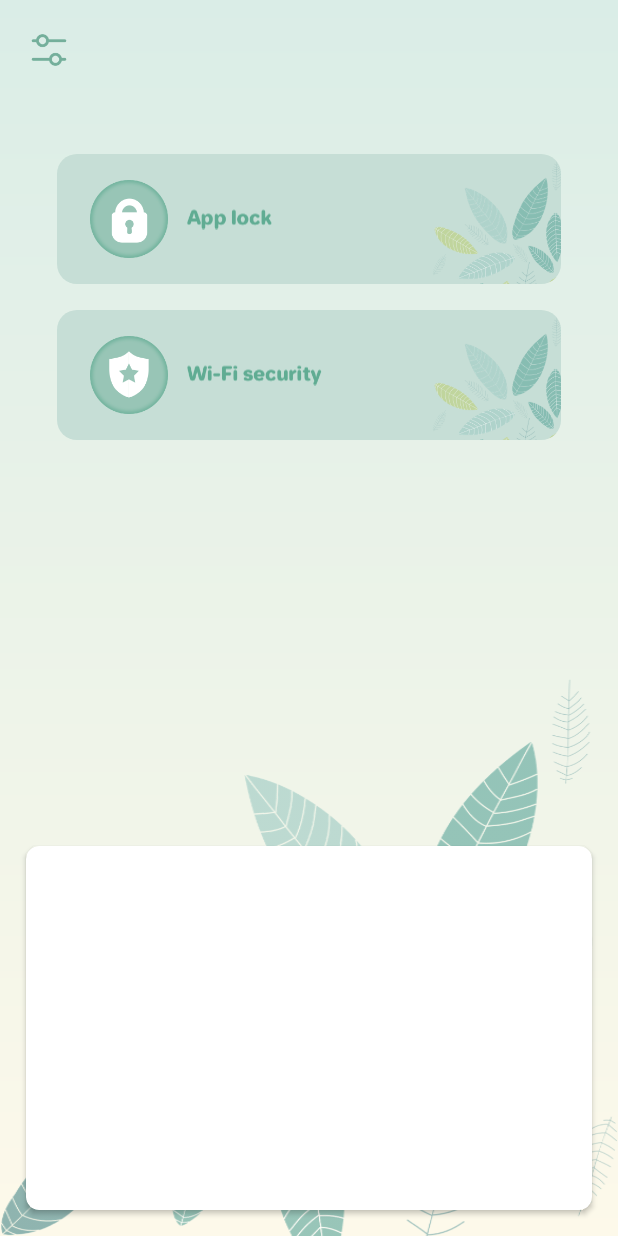
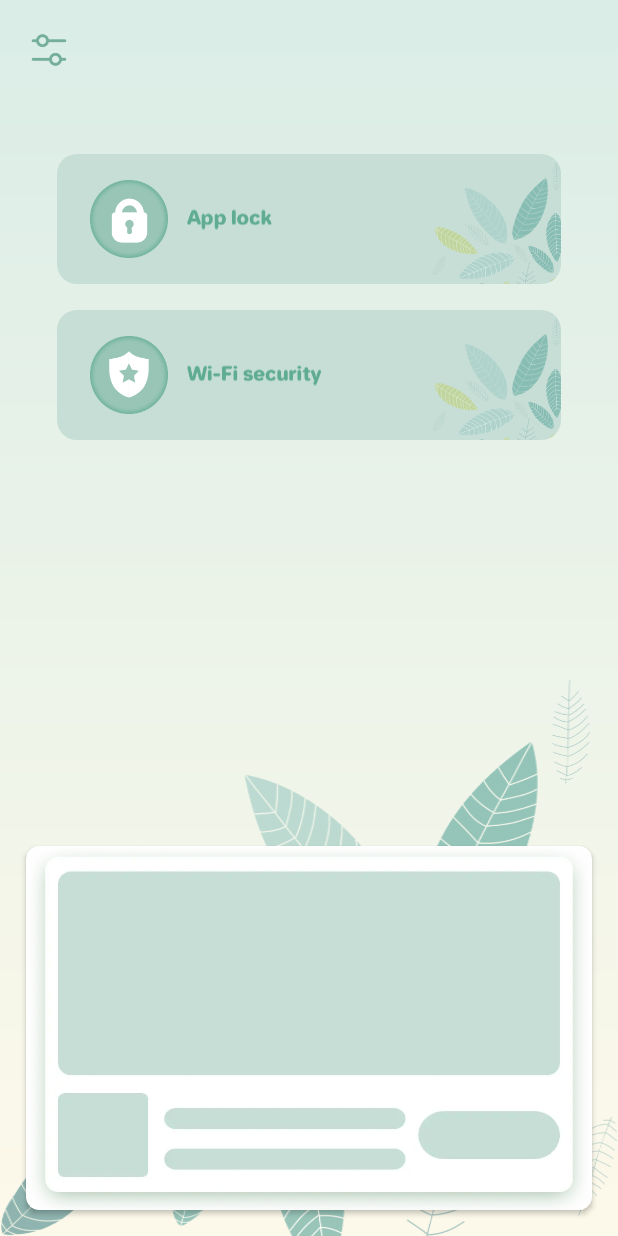
Before and after one commit to chengmengyi/GoingApplock, an Android app: the HomeAc screen opened directly, with no data from a screen before it, on a phone screen of 412 x 824 dp. Run offline under Robolectric (Android 15) with nearby library versions, the phone set to English and light mode, and no system bars; our stand-ins replace AdMob; libraries missing offline, so code that uses them is left out: com.gyf.immersionbar, com.tencent.mmkv; pictures from the network do not load; 2 statements that could not run were skipped.

Commit message:
add ad placeholder

```diff
--- a/app/src/main/res/layout/activity_home_content.xml
+++ b/app/src/main/res/layout/activity_home_content.xml
@@ -205,6 +205,9 @@
         android:layout_margin="16dp"
         app:cardCornerRadius="8dp"
         app:layout_constraintBottom_toBottomOf="parent">
-
+        <androidx.appcompat.widget.AppCompatImageView
+            android:background="@drawable/ic_placeholder"
+            android:layout_width="match_parent"
+            android:layout_height="match_parent"/>
     </androidx.cardview.widget.CardView>
 </androidx.constraintlayout.widget.ConstraintLayout>
```
Also changed, not shown: app/src/main/res/drawable/ic_placeholder.webp (added).
